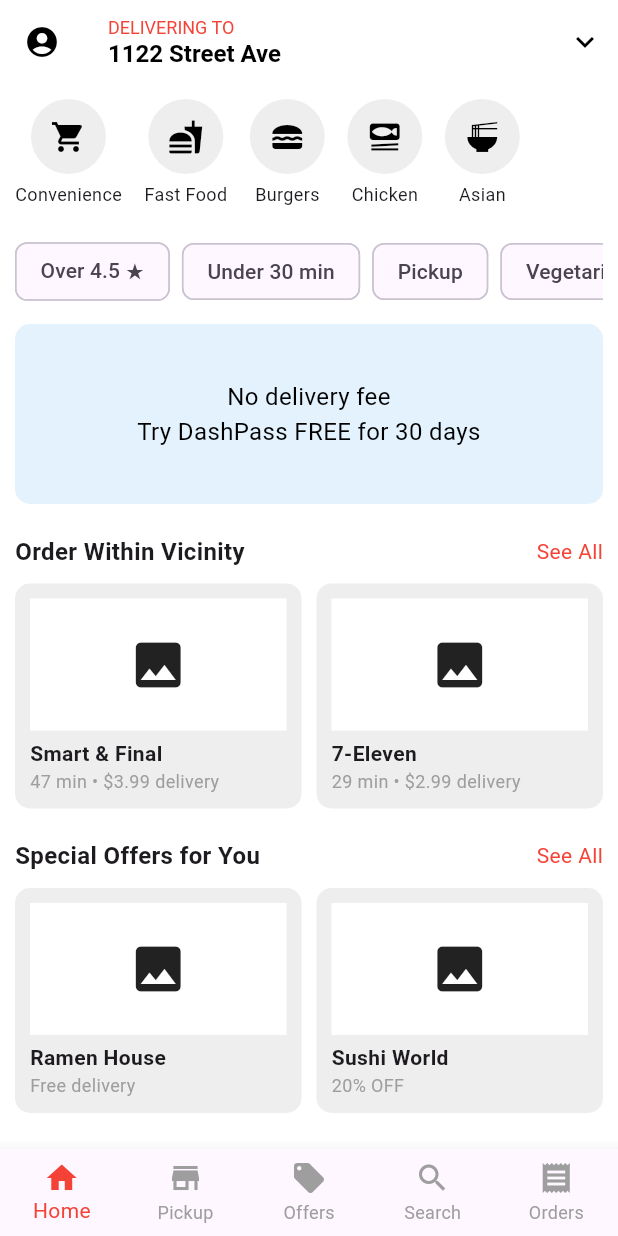
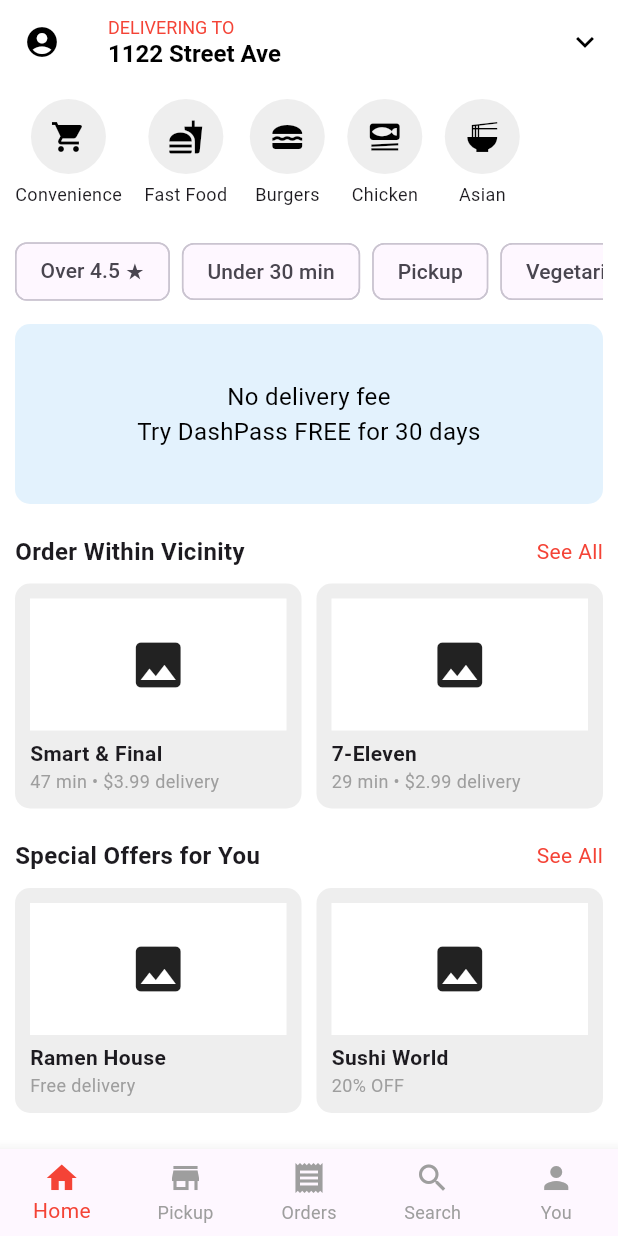
Before and after one commit to Darrell30/Food-Delivery-App, a Flutter app: the screen it shows after launch, on a phone screen of 412 x 824 dp. Run offline on Flutter 3.47's test engine with Material 3 defaults, Android fonts, the light colour scheme and no system bars; our stand-ins replace geolocator, google_maps_flutter.

Commit message:
Added reference to the BottomNavBar so it will redirect to the clicked page

```diff
--- a/lib/main.dart
+++ b/lib/main.dart
@@ -1,7 +1,9 @@
 import 'package:flutter/material.dart';
 import 'home_screen.dart';
-import 'Pickup_screens/pickup_screen.dart';
+import 'screens/pickup_screen.dart';
 import 'orders/orders_page.dart';
+import 'Search/search_screen.dart';
+import 'profile/profile.dart';
 
 void main() {
   runApp(const FoodDeliveryApp());
@@ -35,6 +37,8 @@
     HomeScreen(),
     PickUpScreen(),
     OrdersPage(),
+    SearchScreen(),
+    ProfilePage(),
   ];
 
   @override
@@ -64,9 +68,10 @@
           items: const [
             BottomNavigationBarItem(icon: Icon(Icons.home), label: "Home"),
             BottomNavigationBarItem(icon: Icon(Icons.store_mall_directory), label: "Pickup"),
-            BottomNavigationBarItem(icon: Icon(Icons.local_offer), label: "Offers"),
+            BottomNavigationBarItem(icon: Icon(Icons.receipt), label: "Orders"),
             BottomNavigationBarItem(icon: Icon(Icons.search), label: "Search"),
-            BottomNavigationBarItem(icon: Icon(Icons.receipt), label: "Orders"),
+            BottomNavigationBarItem(icon: Icon(Icons.person), label: 'You'),
+
           ],
         ),
       ),
```
